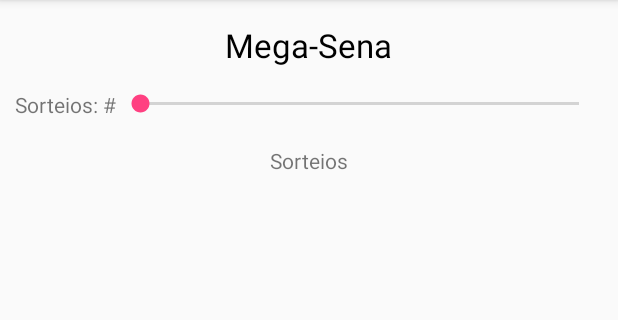
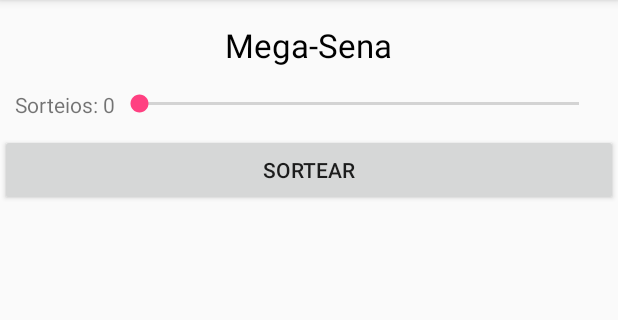
Before and after one commit to llindner/Quaddro100h, an Android app: the MegasenaActivity screen opened directly, with no data from a screen before it, on a phone screen of 412 x 824 dp, the part 84-404 px from its top. Run offline under Robolectric (Android 15) with nearby library versions, the phone set to English and light mode, and no system bars.

Commit message:
ajustes em casa 07/07

```diff
--- a/app/src/main/java/br/com/luizlindner/quaddro100h/lab02/app/controller/MegasenaActivity.java
+++ b/app/src/main/java/br/com/luizlindner/quaddro100h/lab02/app/controller/MegasenaActivity.java
@@ -1,7 +1,20 @@
 package br.com.luizlindner.quaddro100h.lab02.app.controller;
 
+import android.content.DialogInterface;
 import android.os.Bundle;
 import android.support.annotation.Nullable;
+import android.support.v7.app.AlertDialog;
+import android.util.Log;
+import android.view.View;
+import android.widget.ArrayAdapter;
+import android.widget.Button;
+import android.widget.ListView;
+import android.widget.SeekBar;
+import android.widget.TextView;
+
+import java.util.ArrayList;
+import java.util.List;
+import java.util.Random;
 
 import br.com.luizlindner.quaddro100h.R;
 import br.com.luizlindner.quaddro100h.lab01.app.controller.QuaddroActivity;
@@ -11,9 +24,71 @@ import br.com.luizlindner.quaddro100h.lab01.app.controller.QuaddroActivity;
  */
 
 public class MegasenaActivity extends QuaddroActivity {
+    SeekBar sbSorteios;
+    TextView txtSorteios;
+    Button btnSortear;
+    ArrayList<String> sorteadas;
+    ListView listaDeSorteios;
+
     @Override
     protected void onCreate(@Nullable Bundle savedInstanceState) {
         super.onCreate(savedInstanceState);
         setContentView(R.layout.megasena_view);
+
+        sbSorteios = (SeekBar)findViewById(R.id.sb_sorteios);
+        txtSorteios = (TextView)findViewById(R.id.txt_num_sorteios);
+        btnSortear = (Button)findViewById(R.id.btn_sortear);
+        listaDeSorteios = (ListView)findViewById(R.id.lv_sorteios);
+        sorteadas = new ArrayList<String>();
+
+        sbSorteios.setOnSeekBarChangeListener(new SeekBar.OnSeekBarChangeListener(){
+            @Override
+            public void onProgressChanged(SeekBar seekBar, int progress, boolean fromUser) {
+                txtSorteios.setText("Sorteios: " + String.valueOf(progress));
+            }
+
+            @Override
+            public void onStartTrackingTouch(SeekBar seekBar) {
+
+            }
+
+            @Override
+            public void onStopTrackingTouch(SeekBar seekBar) {
+
+            }
+        });
+
+        btnSortear.setOnClickListener(new View.OnClickListener() {
+            @Override
+            public void onClick(View v) {
+                int progress = sbSorteios.getProgress();
+                if(progress != 0) {
+                    onClickSort(progress);
+                }
+            }
+        });
     }
+
+    private void onClickSort(int progress) {
+        sorteadas.clear();
+        while(sorteadas.size() < progress){
+            Random r = new Random();
+            int next = r.nextInt(61);
+            if(!sorteadas.contains(next)) {
+                sorteadas.add(String.valueOf(next));
+            }
+        }
+
+        ArrayAdapter<String> adapter = new ArrayAdapter<String>(getApplicationContext(), android.R.layout.simple_list_item_1, sorteadas);
+        listaDeSorteios.setAdapter(adapter);
+
+        Log.i("Sorteada: ", "------------------");
+        for (String sorteada: sorteadas){
+            Log.i("Sorteada: ", String.valueOf(sorteada));
+        }
+
+
+    }
+
+
 }
--- a/app/src/main/res/layout/megasena_view.xml
+++ b/app/src/main/res/layout/megasena_view.xml
@@ -26,38 +26,34 @@
         android:id="@+id/linearLayout">
 
         <TextView
-            android:id="@+id/textView6"
+            android:id="@+id/txt_num_sorteios"
             android:layout_width="wrap_content"
             android:layout_height="wrap_content"
-            android:text="Sorteios: #" />
+            android:text="Sorteios: 0" />
 
         <SeekBar
-            android:id="@+id/seekBar2"
+            android:id="@+id/sb_sorteios"
             android:layout_width="wrap_content"
             android:layout_height="wrap_content"
-            android:layout_weight="1" />
+            android:layout_weight="1"
+            android:max="20"
+            android:progress="0" />
     </LinearLayout>
 
-    <TextView
-        android:id="@+id/textView7"
-        android:layout_width="wrap_content"
+    <Button
+        android:id="@+id/btn_sortear"
+        android:layout_width="match_parent"
         android:layout_height="wrap_content"
         android:layout_below="@+id/linearLayout"
         android:layout_centerHorizontal="true"
-        android:layout_marginTop="18dp"
-        android:text="Sorteios" />
+        android:layout_marginTop="10dp"
+        android:text="Sortear" />
 
-    <ScrollView
+    <ListView
+        android:id="@+id/lv_sorteios"
         android:layout_width="match_parent"
-        android:layout_height="match_parent"
-        android:layout_below="@+id/textView7"
-        android:layout_centerHorizontal="true"
-        android:layout_marginTop="19dp">
-
-        <LinearLayout
-            android:layout_width="match_parent"
-            android:layout_height="wrap_content"
-            android:orientation="vertical" />
-    </ScrollView>
+        android:layout_height="wrap_content"
+        android:layout_below="@+id/btn_sortear"
+        android:layout_alignParentStart="true" />
 
 </RelativeLayout>
```
Also changed, not shown: 40 other files.
